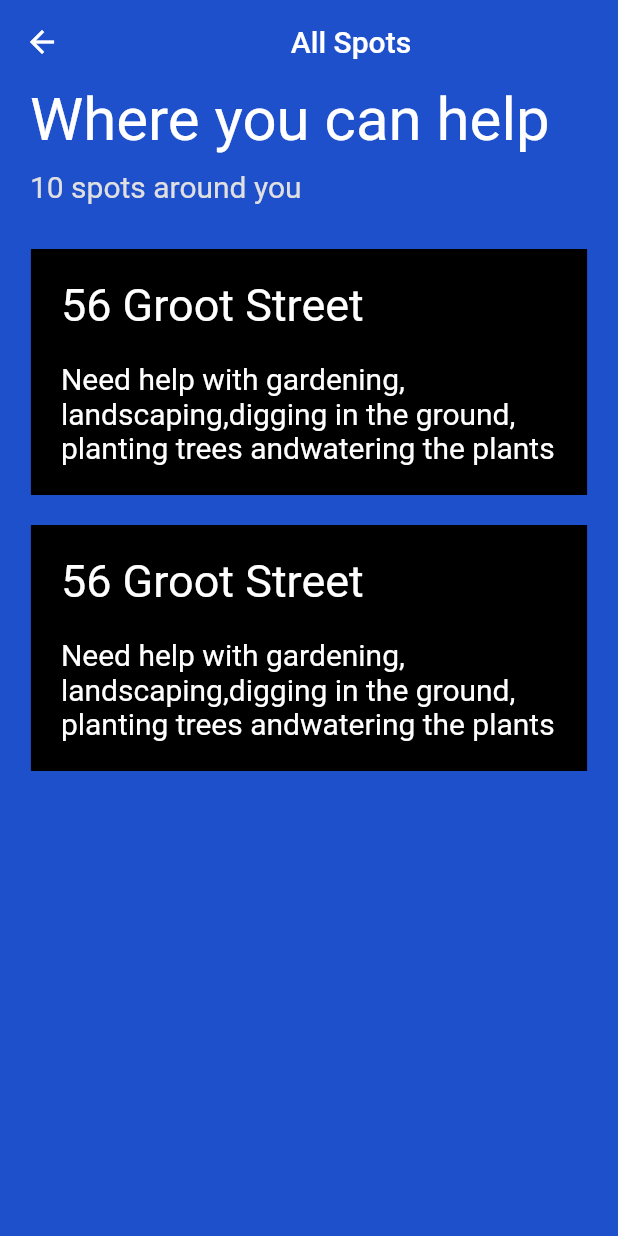
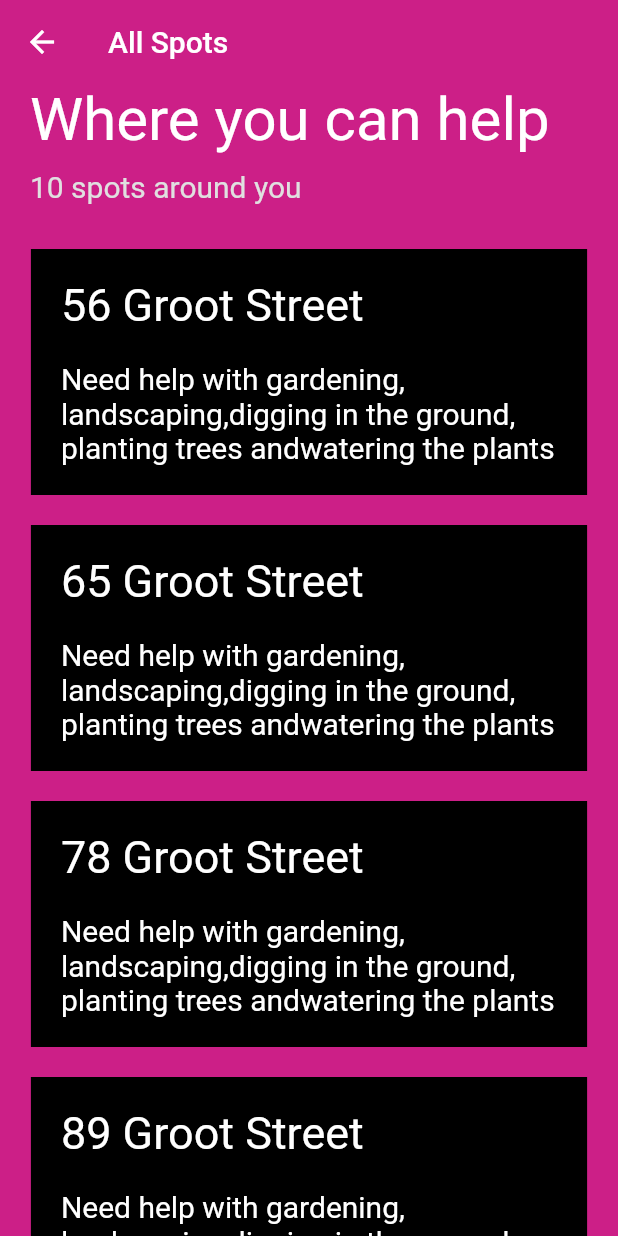
Before and after one commit to MLH-Fellowship/SpotMe, a Flutter app: the AllSpotsScreen screen opened directly, on a phone screen of 412 x 824 dp. Run offline on Flutter 3.47's test engine with Material 2 defaults, Android fonts, the phone set to English and light mode, and no system bars; our stand-ins replace geolocator, get, weather.

Commit message:
added listview

```diff
--- a/spot_me/lib/widgets/all_spots_screen/all_spots_screen.dart
+++ b/spot_me/lib/widgets/all_spots_screen/all_spots_screen.dart
@@ -1,24 +1,37 @@
 import 'package:flutter/material.dart';
 import 'package:spot_me/colors.dart';
-import "spot.dart";
+import 'spot_card.dart';
+import 'spot.dart';
 
 class AllSpotsScreen extends StatelessWidget {
+  List _spots = [
+    Spot("56 Groot Street",
+        "Need help with gardening, landscaping,digging in the ground, planting trees andwatering the plants"),
+    Spot("65 Groot Street",
+        "Need help with gardening, landscaping,digging in the ground, planting trees andwatering the plants"),
+    Spot("78 Groot Street",
+        "Need help with gardening, landscaping,digging in the ground, planting trees andwatering the plants"),
+    Spot("89 Groot Street",
+        "Need help with gardening, landscaping,digging in the ground, planting trees andwatering the plants"),
+    Spot("105 Groot Street",
+        "Need help with gardening, landscaping,digging in the ground, planting trees andwatering the plants"),
+  ];
+
   @override
   Widget build(BuildContext context) {
     return Hero(
       tag: "need",
       child: Scaffold(
         appBar: AppBar(
-          title: Center(child: Text("All Spots")),
+          title: Text("All Spots"),
           elevation: 0,
-          backgroundColor: AppColors.blueColor,
+          backgroundColor: AppColors.magentaColor,
           brightness: Brightness.dark,
         ),
         body: Container(
-            color: AppColors.blueColor,
+            color: AppColors.magentaColor,
             width: double.infinity,
-            child: Column(
-              children: [
+            child: Column(children: [
               Container(
                   width: double.infinity,
                   padding: EdgeInsets.only(left: 20),
@@ -26,19 +39,23 @@ class AllSpotsScreen extends StatelessWidget {
                       crossAxisAlignment: CrossAxisAlignment.start,
                       children: [
                         Text("Where you can help",
-                              style: TextStyle(
-                                  fontSize: 40.0, color: Colors.white)),
+                            style:
+                                TextStyle(fontSize: 40.0, color: Colors.white)),
                         SizedBox(height: 10),
                         Text("10 spots around you",
                             style: TextStyle(
                                 color: Colors.grey[300], fontSize: 20)),
                         SizedBox(height: 30),
                       ])),
-                Column(
-                  children: [Spot(), Spot()],
-                )
-              ],
-            )),
+              Expanded(
+                  child: ListView.builder(
+                      itemCount: _spots.length,
+                      itemBuilder: (BuildContext context, int index) {
+                        return SpotCard(
+                            title: _spots[index].title,
+                            description: _spots[index].description);
+                      })),
+            ])),
       ),
     );
   }
--- a/spot_me/lib/widgets/all_spots_screen/spot.dart
+++ b/spot_me/lib/widgets/all_spots_screen/spot.dart
@@ -1,26 +1,6 @@
-import 'package:flutter/material.dart';
-import 'package:spot_me/colors.dart';
+class Spot {
+  String title;
+  String description;
 
-class Spot extends StatelessWidget {
-  @override
-  Widget build(BuildContext context) {
-    return Column(children: [
-      Container(
-          padding: EdgeInsets.all(20),
-          width: MediaQuery.of(context).size.width * 0.90,
-          color: Colors.black,
-          child: Column(
-            crossAxisAlignment: CrossAxisAlignment.start,
-            children: [
-              Text("56 Groot Street",
-                  style: TextStyle(color: Colors.white, fontSize: 30)),
-              SizedBox(height: 20),
-              Text(
-                  "Need help with gardening, landscaping,digging in the ground, planting trees andwatering the plants",
-                  style: TextStyle(color: Colors.white, fontSize: 20))
-            ],
-          )),
-      SizedBox(height: 20)
-    ]);
-  }
+  Spot(this.title, this.description);
 }
--- /dev/null
+++ b/spot_me/lib/widgets/all_spots_screen/spot_card.dart
@@ -0,0 +1,30 @@
+import 'package:flutter/material.dart';
+import 'package:spot_me/colors.dart';
+
+class SpotCard extends StatelessWidget {
+  final String title;
+  final String description;
+
+  const SpotCard({this.title, this.description});
+
+  @override
+  Widget build(BuildContext context) {
+    return Column(children: [
+      Container(
+          padding: EdgeInsets.all(20),
+          width: MediaQuery.of(context).size.width * 0.90,
+          color: Colors.black,
+          child: Column(
+            crossAxisAlignment: CrossAxisAlignment.start,
+            children: [
+              Text(this.title,
+                  style: TextStyle(color: Colors.white, fontSize: 30)),
+              SizedBox(height: 20),
+              Text(this.description,
+                  style: TextStyle(color: Colors.white, fontSize: 20))
+            ],
+          )),
+      SizedBox(height: 20)
+    ]);
+  }
+}
```
Lines whose indentation alone changed are shown as unchanged.
